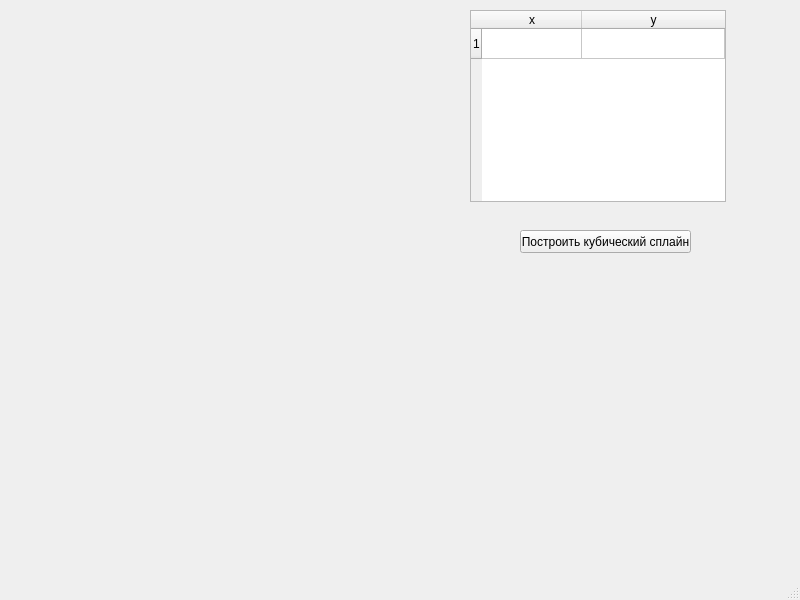
Above: mainwindow.ui from danclas/CubeSplain before the change. Below: the same form after it.
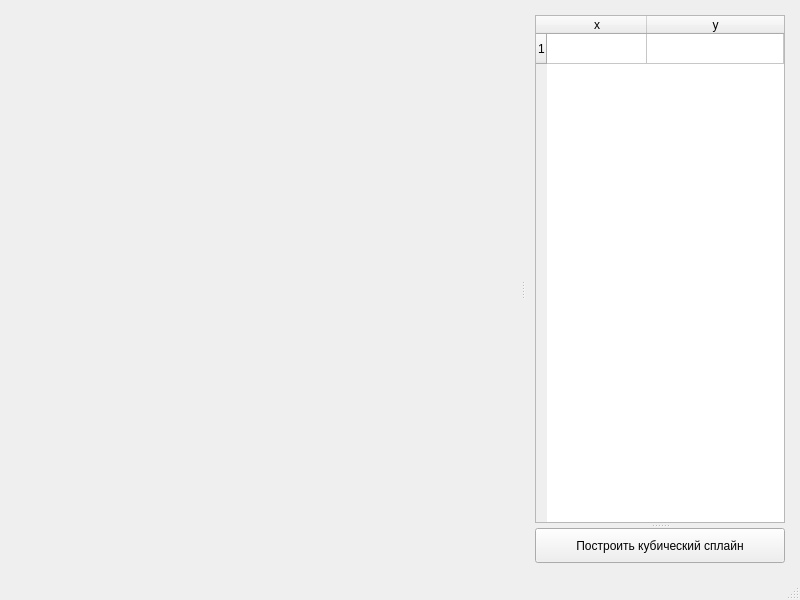
That is the form after the change. Custom widgets are drawn as their Qt base class.

Commit message: Change design and fix row_count

```diff
--- a/mainwindow.ui
+++ b/mainwindow.ui
@@ -14,24 +14,41 @@
    <string>MainWindow</string>
   </property>
   <widget class="QWidget" name="centralwidget">
-   <widget class="QCustomPlot" name="plot_widget" native="true">
-    <property name="geometry">
-     <rect>
-      <x>9</x>
-      <y>9</y>
-      <width>431</width>
-      <height>391</height>
-     </rect>
+   <layout class="QGridLayout" name="gridLayout">
+    <property name="leftMargin">
+     <number>15</number>
     </property>
-   </widget>
+    <property name="topMargin">
+     <number>15</number>
+    </property>
+    <property name="rightMargin">
+     <number>15</number>
+    </property>
+    <property name="bottomMargin">
+     <number>15</number>
+    </property>
+    <item row="0" column="0">
+     <widget class="QSplitter" name="plot_table_btn">
+      <property name="orientation">
+       <enum>Qt::Horizontal</enum>
+      </property>
+      <property name="handleWidth">
+       <number>25</number>
+      </property>
+      <widget class="QCustomPlot" name="plot_widget" native="true"/>
+      <widget class="QSplitter" name="table_btn">
+       <property name="orientation">
+        <enum>Qt::Vertical</enum>
+       </property>
+       <property name="handleWidth">
+        <number>5</number>
+       </property>
    <widget class="QTableWidget" name="point_table">
-    <property name="geometry">
-     <rect>
-      <x>470</x>
-      <y>10</y>
-      <width>256</width>
-      <height>192</height>
-     </rect>
+        <property name="maximumSize">
+         <size>
+          <width>250</width>
+          <height>16777215</height>
+         </size>
     </property>
     <property name="rowCount">
      <number>1</number>
@@ -52,18 +69,20 @@
     </column>
    </widget>
    <widget class="QPushButton" name="input_Btn">
-    <property name="geometry">
-     <rect>
-      <x>520</x>
-      <y>230</y>
-      <width>171</width>
-      <height>23</height>
-     </rect>
+        <property name="maximumSize">
+         <size>
+          <width>16777215</width>
+          <height>35</height>
+         </size>
     </property>
     <property name="text">
      <string>Построить кубический сплайн</string>
     </property>
    </widget>
+      </widget>
+     </widget>
+    </item>
+   </layout>
   </widget>
   <widget class="QMenuBar" name="menubar">
    <property name="geometry">
```
Lines whose indentation alone changed are shown as unchanged. The commit also changes 1 other file.
